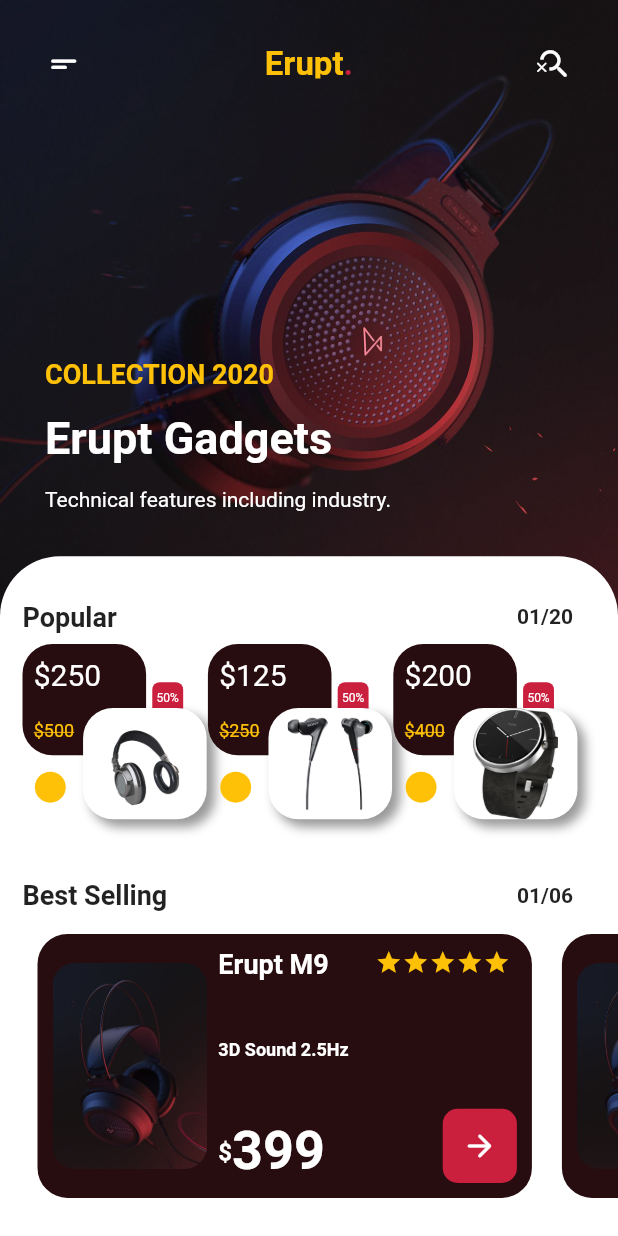
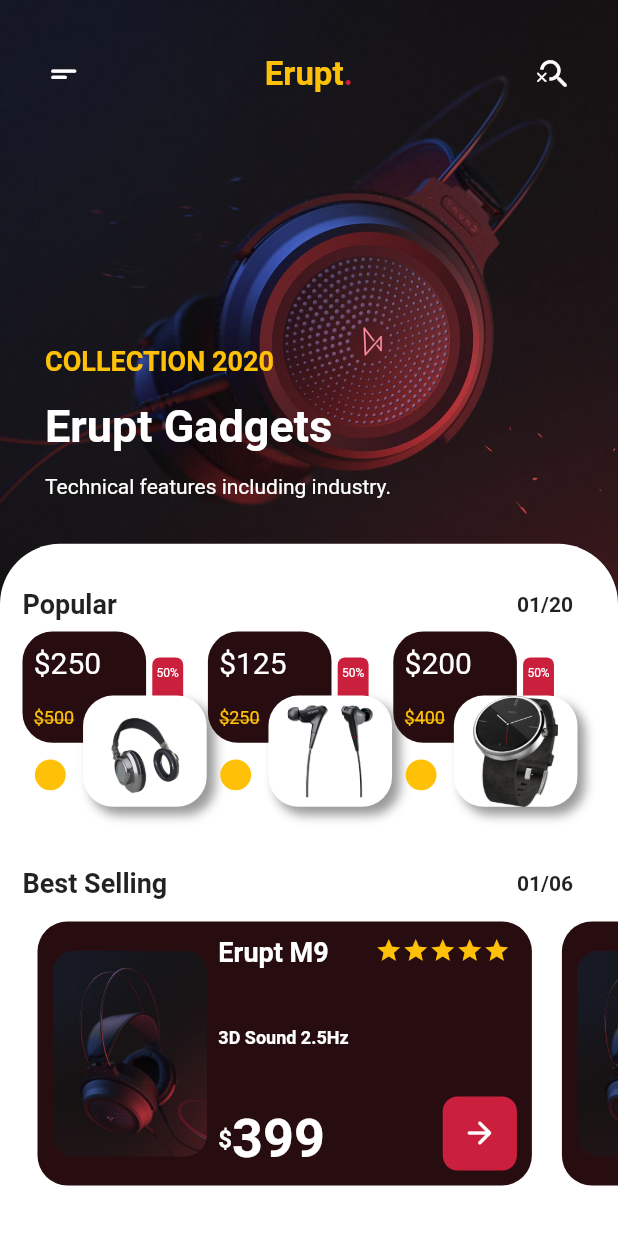
Before and after one commit to simonojok19/gadget_ui_flutter, a Flutter app: the screen it shows after launch, on a phone screen of 412 x 824 dp. Run offline on Flutter 3.47's test engine with Material 2 defaults, Android fonts, the phone set to English and light mode, and no system bars.

Commit message:
app completed

```diff
--- a/lib/screens/home/components/bottom_container.dart
+++ b/lib/screens/home/components/bottom_container.dart
@@ -9,7 +9,7 @@ class BottomContainer extends StatelessWidget {
   Widget build(BuildContext context) {
     Size size = MediaQuery.of(context).size;
     return Container(
-      height: size.height * 0.55,
+      height: size.height * 0.56,
       // height is 0.55
       decoration: BoxDecoration(
         color: white,
--- a/lib/screens/home/components/custom_app_bar.dart
+++ b/lib/screens/home/components/custom_app_bar.dart
@@ -15,7 +15,7 @@ class _CustomAppBarState extends State<CustomAppBar> {
     Size size = MediaQuery.of(context).size;
     return SafeArea(
         child: Container(
-          height: size.height * 0.1,
+          height: size.height * 0.12,
           padding: EdgeInsets.all(appPadding),
           child: Row(
             mainAxisAlignment: MainAxisAlignment.spaceBetween,
--- a/lib/screens/home/components/popular_products.dart
+++ b/lib/screens/home/components/popular_products.dart
@@ -122,7 +122,7 @@ class PopularProducts extends StatelessWidget {
   Positioned _buildDiscount(Size size, PopularProductModel popularProductModel) {
     return Positioned(
           right: size.width * 0.04,
-          bottom: size.height * 0.11,
+          bottom: size.height * 0.12,
           child: Container(
             width: size.width * 0.05,
             height: size.height * 0.05,
--- a/lib/screens/navigation_drawer/navigation_drawer_screen.dart
+++ b/lib/screens/navigation_drawer/navigation_drawer_screen.dart
@@ -66,8 +66,8 @@ class _NavigationDrawerScreenState extends State<NavigationDrawerScreen> with Si
             duration: duration,
             top: 0,
             bottom: 0,
-            left: drawerOpen ? size.width * 0.55 : 0.0,
-            right: drawerOpen ? size.width * - 0.45: 0.0,
+            left: drawerOpen ? size.width * 0.40 : 0.0,
+            right: drawerOpen ? size.width * - 0.60: 0.0,
           ),
         ],
       ),
```
